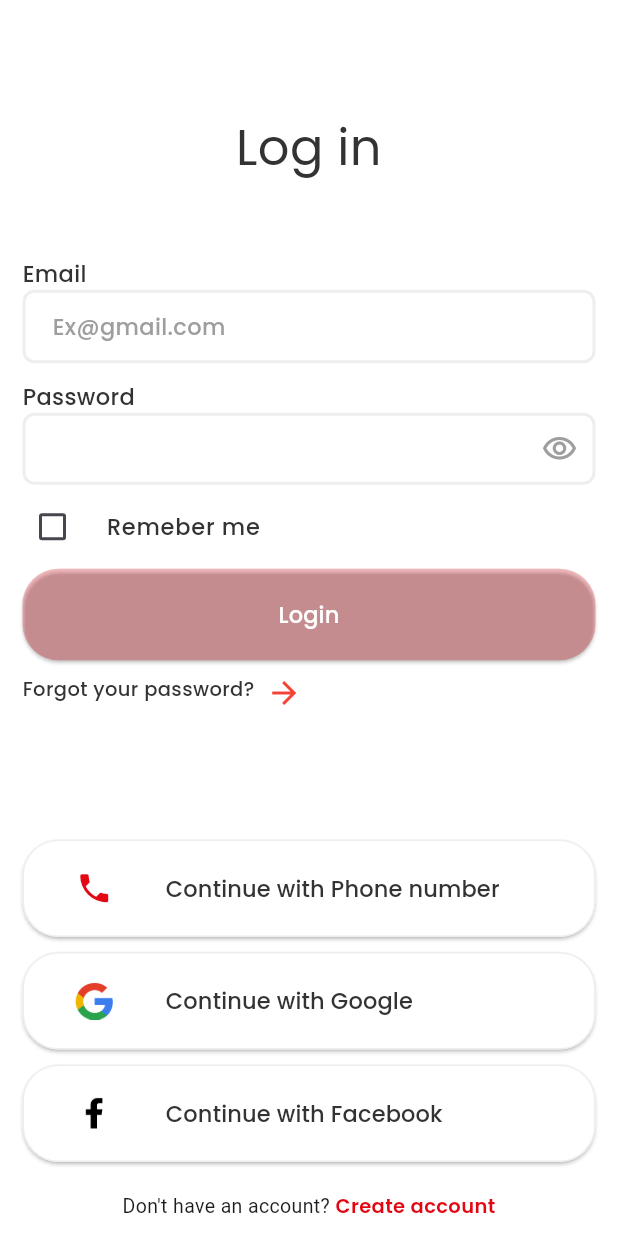
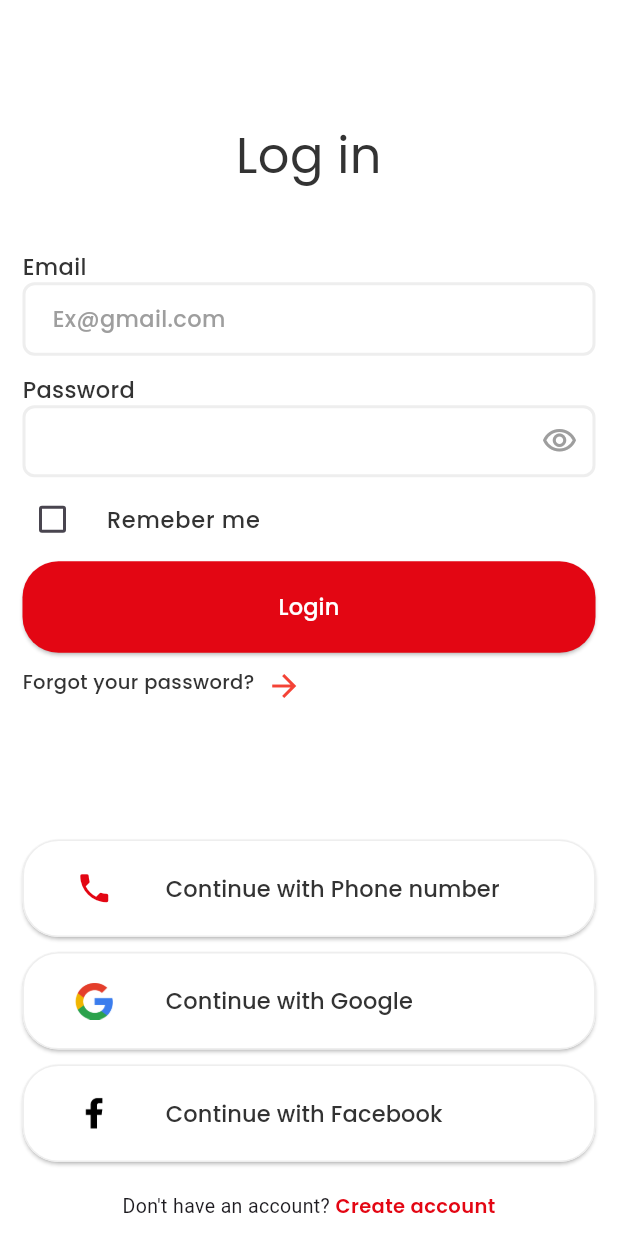
Before and after one commit to tarekmusiccode/awad_badi_nahas_training, a Flutter app: the screen it shows after launch, on a phone screen of 412 x 824 dp. Run offline on Flutter 3.47's test engine with Material 3 defaults, Android fonts, the light colour scheme and no system bars; our stand-ins replace animate_do, flutter_otp_text_field.

Commit message:
add otp and fix small issues

```diff
--- a/lib/core/routes/app_routes.dart
+++ b/lib/core/routes/app_routes.dart
@@ -1,6 +1,7 @@
 import 'package:awad_badi_nahas_training/core/routes/page_route_names.dart';
 import 'package:awad_badi_nahas_training/features/forget_password/forget_password_screen.dart';
 import 'package:awad_badi_nahas_training/features/login/login_screen.dart';
+import 'package:awad_badi_nahas_training/features/otp/otp_screen.dart';
 import 'package:awad_badi_nahas_training/features/splash/splash_screen.dart';
 import 'package:flutter/material.dart';
 
@@ -22,6 +23,11 @@ abstract class AppRoutes {
           builder: (context) => ForgetPasswordScreen(),
           settings: settings
         );
+      case PageRouteNames.otp:
+        return MaterialPageRoute(
+          builder: (context) => OtpScreen(),
+          settings: settings
+        );
       default:
         return MaterialPageRoute(
             builder: (context) => SplashScreen(),
--- a/lib/core/routes/page_route_names.dart
+++ b/lib/core/routes/page_route_names.dart
@@ -2,4 +2,5 @@ class PageRouteNames {
   static const String initial = "/";
   static const String login = "/login";
   static const String forgetPassword = "/forget_password";
+  static const String otp = "/otp";
 }
--- a/lib/core/theme/app_colors.dart
+++ b/lib/core/theme/app_colors.dart
@@ -6,4 +6,5 @@ abstract class AppColors {
   static const Color red = Color(0xFFE30613);
   static const Color redGrey = Color(0x40E30613);
   static const Color black = Color(0xFF333333);
+  static const Color darkGrey = Color.fromRGBO(51, 51, 51, 0.4);
 }
--- a/lib/core/widgets/custom_elevated_button.dart
+++ b/lib/core/widgets/custom_elevated_button.dart
@@ -8,7 +8,8 @@ class CustomElevatedButton extends StatelessWidget {
     required this.textColor,
     this.buttonColor,
     this.icn,
-    this.imgIcn
+    this.imgIcn,
+    this.onTap
   });
 
   final String text;
@@ -16,13 +17,12 @@ class CustomElevatedButton extends StatelessWidget {
   final Color? buttonColor;
   final IconData? icn;
   final String? imgIcn;
+  final void Function()? onTap;
 
   @override
   Widget build(BuildContext context) {
     return ElevatedButton(
-      onPressed: () {
-
-      },
+      onPressed: onTap,
       style: ElevatedButton.styleFrom(
         backgroundColor: buttonColor ?? AppColors.white,
         padding: const EdgeInsets.symmetric(vertical: 20),
--- a/lib/features/login/login_screen.dart
+++ b/lib/features/login/login_screen.dart
@@ -16,15 +16,17 @@ class LoginScreen extends StatefulWidget {
 class _LoginScreenState extends State<LoginScreen> {
   final _emailController = TextEditingController();
   final _passwordController = TextEditingController();
+  bool _goodPass = false;
+  bool _goodEmail = false;
   bool _rememberMe = false;
 
   @override
   Widget build(BuildContext context) {
     return Scaffold(
       resizeToAvoidBottomInset: false,
-      body: Padding(
-        padding: const EdgeInsets.symmetric(horizontal: 15.0),
-        child: SafeArea(
+      body: SafeArea(
+        child: Padding(
+          padding: const EdgeInsets.symmetric(horizontal: 15.0),
           child: Column(
             children: [
               Expanded(
@@ -41,7 +43,7 @@ class _LoginScreenState extends State<LoginScreen> {
                         fontSize: 33
                       ),
                     ),
-                    SizedBox(height: 50),
+                    SizedBox(height: 40),
                     Wrap(
                       children: [
                         Text(
@@ -61,9 +63,11 @@ class _LoginScreenState extends State<LoginScreen> {
                           hintColor: Colors.grey,
                           onValidate: (value) {
                             if (value == null || value.trim().isEmpty) {
+                              _goodEmail = false;
                               return "Please enter your email address";
                             }
                             else if (!Validations.validateEmail(value)) {
+                              _goodEmail = false;
                               return "Please enter your email address right";
                             }
                             return null;
@@ -89,9 +93,11 @@ class _LoginScreenState extends State<LoginScreen> {
                           maxLines: 1,
                           onValidate: (value) {
                             if (value == null || value.trim().isEmpty) {
+                              _goodPass = false;
                               return "Please enter your password";
                             }
                             else if (!Validations.validatePassword(value)) {
+                              _goodPass = false;
                               return "Please enter your password right";
                             }
                             return null;
@@ -118,9 +124,7 @@ class _LoginScreenState extends State<LoginScreen> {
                       controlAffinity: ListTileControlAffinity.leading,
                       contentPadding: EdgeInsets.zero,
                     ),
-                    _passwordController.text.trim().isEmpty && _emailController.text.trim().isEmpty ?
-                      CustomElevatedButton(text: "Login", buttonColor: AppColors.redGrey, textColor: AppColors.white) :
-                        CustomElevatedButton(text: "Login", buttonColor: AppColors.red, textColor: AppColors.white),
+                    CustomElevatedButton(text: "Login", buttonColor: AppColors.red, textColor: AppColors.white, onTap: (){}),
                     SizedBox(height: 10),
                     Row(
                       children: [
@@ -156,11 +160,11 @@ class _LoginScreenState extends State<LoginScreen> {
                   mainAxisAlignment: MainAxisAlignment.center,
                   crossAxisAlignment: CrossAxisAlignment.stretch,
                   children: [
-                    CustomElevatedButton(text: "Continue with Phone number", textColor: AppColors.black, icn: Icons.phone),
+                    CustomElevatedButton(text: "Continue with Phone number", textColor: AppColors.black, icn: Icons.phone, onTap: (){}),
                     SizedBox(height: 10),
-                    CustomElevatedButton(text: "Continue with Google", textColor: AppColors.black, imgIcn: AppAssets.googleIcn,),
+                    CustomElevatedButton(text: "Continue with Google", textColor: AppColors.black, imgIcn: AppAssets.googleIcn, onTap: (){}),
                     SizedBox(height: 10),
-                    CustomElevatedButton(text: "Continue with Facebook", textColor: AppColors.black, imgIcn: AppAssets.facebookIcn),
+                    CustomElevatedButton(text: "Continue with Facebook", textColor: AppColors.black, imgIcn: AppAssets.facebookIcn, onTap: (){}),
                     SizedBox(height: 20),
                     Text.rich(
                       textAlign: TextAlign.center,
--- a/pubspec.yaml
+++ b/pubspec.yaml
@@ -13,6 +13,7 @@ dependencies:
 
   cupertino_icons: ^1.0.8
   animate_do: ^4.2.0
+  flutter_otp_text_field: ^1.5.1+1
 
 dev_dependencies:
   flutter_test:
```
Also changed, not shown: lib/features/forget_password/forget_password_screen.dart (+8 -2 lines), lib/features/otp/otp_screen.dart (added, +97 -0 lines), pubspec.lock.
